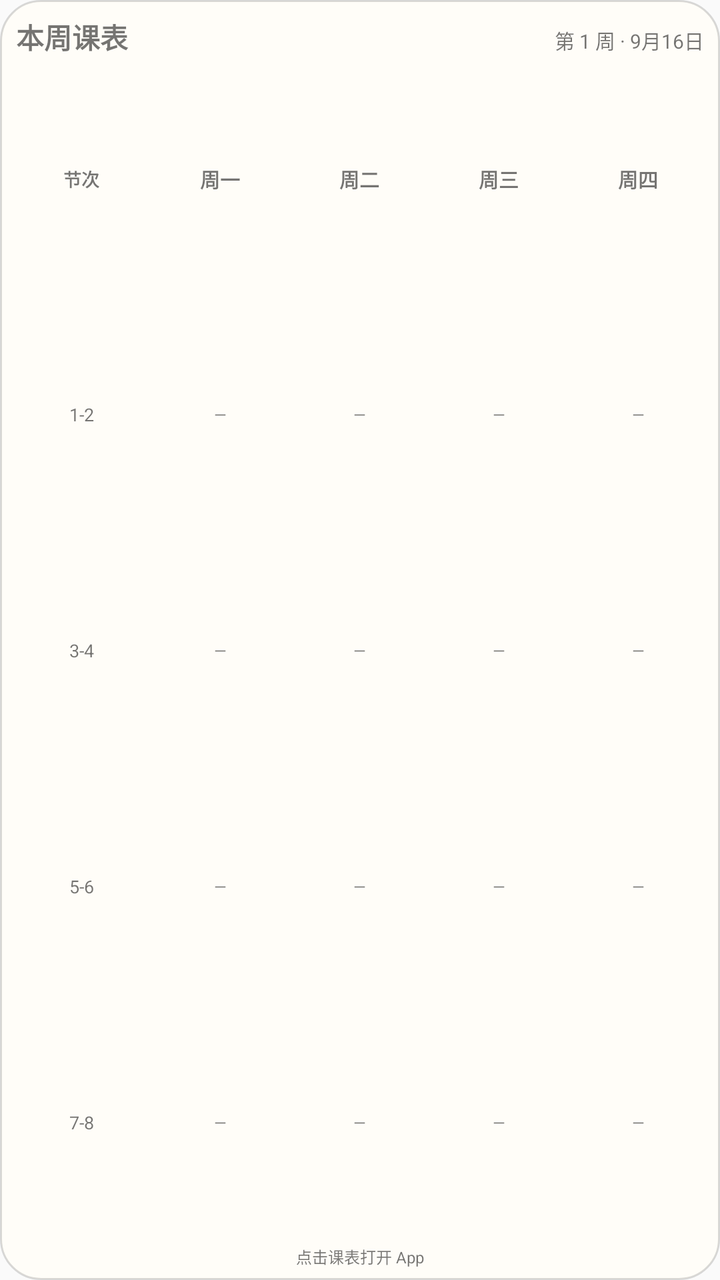
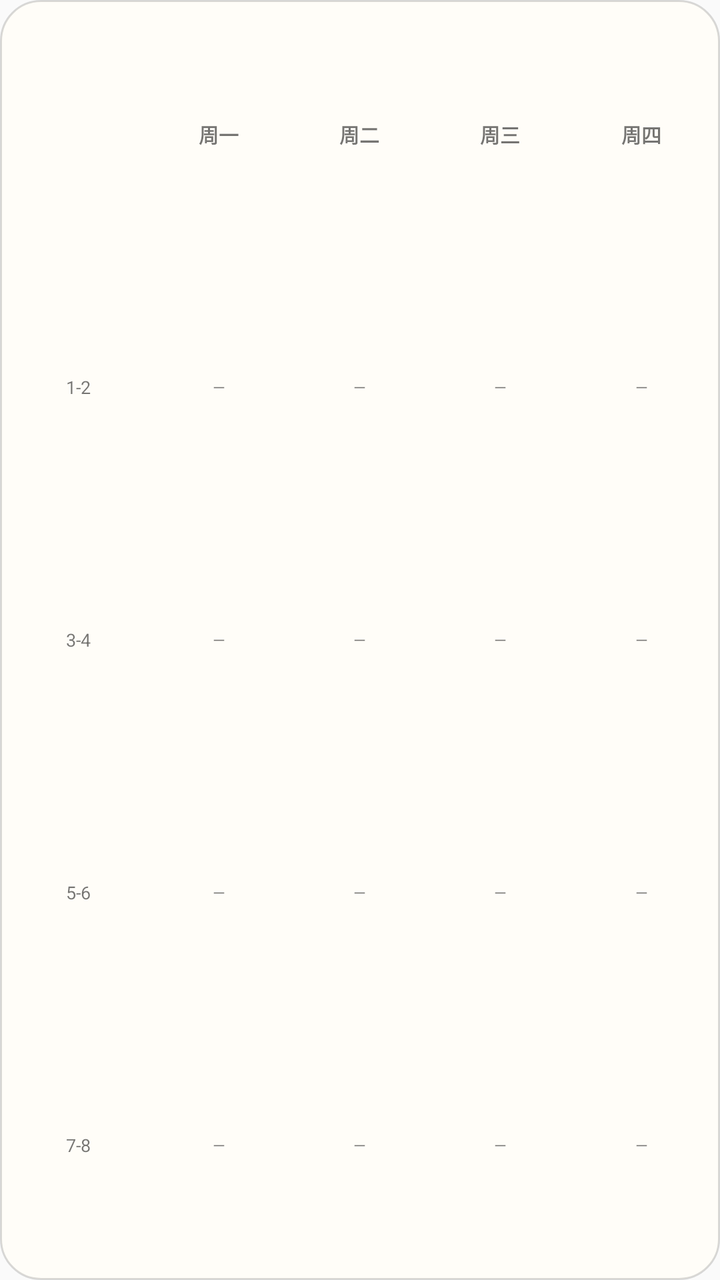

Compare the two renders of this Android layout. The source of the first and the diff that turns it into the second are given below.
<!-- AndroidManifest.xml: application theme AppTheme -->
<!-- res/layout/widget_timetable.xml -->
<?xml version="1.0" encoding="utf-8"?>
<LinearLayout xmlns:android="http://schemas.android.com/apk/res/android"
    android:id="@+id/widget_root"
    android:layout_width="match_parent"
    android:layout_height="match_parent"
    android:orientation="vertical"
    android:padding="6dp"
    android:background="@drawable/widget_background">

    <LinearLayout
        android:layout_width="match_parent"
        android:layout_height="wrap_content"
        android:orientation="horizontal">
        <TextView
            android:id="@+id/widget_title"
            android:layout_width="0dp"
            android:layout_height="wrap_content"
            android:layout_weight="1"
            android:text="本周课表"
            android:textStyle="bold"
            android:textSize="14sp"
            android:padding="2dp" />
        <TextView
            android:id="@+id/widget_date"
            android:layout_width="wrap_content"
            android:layout_height="wrap_content"
            android:text="第 1 周 · 9月16日"
            android:textSize="10sp"
            android:padding="2dp" />
    </LinearLayout>

    <TableLayout
        android:layout_width="match_parent"
        android:layout_height="0dp"
        android:layout_weight="1"
        android:stretchColumns="0,1,2,3,4">

        <TableRow android:layout_width="match_parent" android:layout_height="0dp" android:layout_weight="1">
            <TextView android:layout_width="0dp" android:layout_height="match_parent" android:layout_weight="1" android:gravity="center" android:text="节次" android:textStyle="bold" android:textSize="9sp" />
            <TextView android:layout_width="0dp" android:layout_height="match_parent" android:layout_weight="1" android:gravity="center" android:text="周一" android:textStyle="bold" android:textSize="10sp" />
            <TextView android:layout_width="0dp" android:layout_height="match_parent" android:layout_weight="1" android:gravity="center" android:text="周二" android:textStyle="bold" android:textSize="10sp" />
            <TextView android:layout_width="0dp" android:layout_height="match_parent" android:layout_weight="1" android:gravity="center" android:text="周三" android:textStyle="bold" android:textSize="10sp" />
            <TextView android:layout_width="0dp" android:layout_height="match_parent" android:layout_weight="1" android:gravity="center" android:text="周四" android:textStyle="bold" android:textSize="10sp" />
        </TableRow>

        <TableRow android:layout_width="match_parent" android:layout_height="0dp" android:layout_weight="1">
            <TextView android:layout_width="0dp" android:layout_height="match_parent" android:layout_weight="1" android:gravity="center" android:text="1-2" android:textSize="9sp" />
            <TextView android:id="@+id/widget_c_1_1" style="@style/WidgetCell" />
            <TextView android:id="@+id/widget_c_2_1" style="@style/WidgetCell" />
            <TextView android:id="@+id/widget_c_3_1" style="@style/WidgetCell" />
            <TextView android:id="@+id/widget_c_4_1" style="@style/WidgetCell" />
        </TableRow>
        <TableRow android:layout_width="match_parent" android:layout_height="0dp" android:layout_weight="1">
            <TextView android:layout_width="0dp" android:layout_height="match_parent" android:layout_weight="1" android:gravity="center" android:text="3-4" android:textSize="9sp" />
            <TextView android:id="@+id/widget_c_1_2" style="@style/WidgetCell" />
            <TextView android:id="@+id/widget_c_2_2" style="@style/WidgetCell" />
            <TextView android:id="@+id/widget_c_3_2" style="@style/WidgetCell" />
            <TextView android:id="@+id/widget_c_4_2" style="@style/WidgetCell" />
        </TableRow>
        <TableRow android:layout_width="match_parent" android:layout_height="0dp" android:layout_weight="1">
            <TextView android:layout_width="0dp" android:layout_height="match_parent" android:layout_weight="1" android:gravity="center" android:text="5-6" android:textSize="9sp" />
            <TextView android:id="@+id/widget_c_1_3" style="@style/WidgetCell" />
            <TextView android:id="@+id/widget_c_2_3" style="@style/WidgetCell" />
            <TextView android:id="@+id/widget_c_3_3" style="@style/WidgetCell" />
            <TextView android:id="@+id/widget_c_4_3" style="@style/WidgetCell" />
        </TableRow>
        <TableRow android:layout_width="match_parent" android:layout_height="0dp" android:layout_weight="1">
            <TextView android:layout_width="0dp" android:layout_height="match_parent" android:layout_weight="1" android:gravity="center" android:text="7-8" android:textSize="9sp" />
            <TextView android:id="@+id/widget_c_1_4" style="@style/WidgetCell" />
            <TextView android:id="@+id/widget_c_2_4" style="@style/WidgetCell" />
            <TextView android:id="@+id/widget_c_3_4" style="@style/WidgetCell" />
            <TextView android:id="@+id/widget_c_4_4" style="@style/WidgetCell" />
        </TableRow>
    </TableLayout>

    <TextView
        android:id="@+id/widget_status"
        android:layout_width="match_parent"
        android:layout_height="wrap_content"
        android:gravity="center"
        android:text="点击课表打开 App"
        android:textSize="8sp"
        android:paddingTop="2dp" />
</LinearLayout>
<!-- resources referenced by this layout -->
<resources>
  <!-- drawable widget_background (drawable) -->
  <?xml version="1.0" encoding="utf-8"?>
  <shape xmlns:android="http://schemas.android.com/apk/res/android" android:shape="rectangle">
   <corners android:radius="20dp"/>
   <solid android:color="#FFFDF8"/>
   <stroke android:width="1dp" android:color="#25000000"/>
  </shape>
  <style name="WidgetCell">
          <item name="android:layout_width">0dp</item>
          <item name="android:layout_height">match_parent</item>
          <item name="android:layout_weight">1</item>
          <item name="android:gravity">center</item>
          <item name="android:padding">2dp</item>
          <item name="android:text">—</item>
          <item name="android:textSize">8sp</item>
          <item name="android:maxLines">4</item>
          <item name="android:ellipsize">end</item>
      </style>
  <style name="AppTheme" parent="Theme.AppCompat.Light.DarkActionBar">
          
          <item name="colorPrimary">@color/colorPrimary</item>
          <item name="colorPrimaryDark">@color/colorPrimaryDark</item>
          <item name="colorAccent">@color/colorAccent</item>
      </style>
</resources>

<!-- the commit's change to res/layout/widget_timetable.xml (unified diff, before → after) -->
@@ -1,84 +1,290 @@
 <?xml version="1.0" encoding="utf-8"?>
 <LinearLayout xmlns:android="http://schemas.android.com/apk/res/android"
-    android:id="@+id/widget_root"
     android:layout_width="match_parent"
     android:layout_height="match_parent"
     android:orientation="vertical"
-    android:padding="6dp"
+    android:padding="4dp"
     android:background="@drawable/widget_background">
 
-    <LinearLayout
-        android:layout_width="match_parent"
-        android:layout_height="wrap_content"
-        android:orientation="horizontal">
-        <TextView
-            android:id="@+id/widget_title"
-            android:layout_width="0dp"
-            android:layout_height="wrap_content"
-            android:layout_weight="1"
-            android:text="本周课表"
-            android:textStyle="bold"
-            android:textSize="14sp"
-            android:padding="2dp" />
-        <TextView
-            android:id="@+id/widget_date"
-            android:layout_width="wrap_content"
-            android:layout_height="wrap_content"
-            android:text="第 1 周 · 9月16日"
-            android:textSize="10sp"
-            android:padding="2dp" />
-    </LinearLayout>
-
-    <TableLayout
-        android:layout_width="match_parent"
-        android:layout_height="0dp"
-        android:layout_weight="1"
-        android:stretchColumns="0,1,2,3,4">
-
-        <TableRow android:layout_width="match_parent" android:layout_height="0dp" android:layout_weight="1">
-            <TextView android:layout_width="0dp" android:layout_height="match_parent" android:layout_weight="1" android:gravity="center" android:text="节次" android:textStyle="bold" android:textSize="9sp" />
-            <TextView android:layout_width="0dp" android:layout_height="match_parent" android:layout_weight="1" android:gravity="center" android:text="周一" android:textStyle="bold" android:textSize="10sp" />
-            <TextView android:layout_width="0dp" android:layout_height="match_parent" android:layout_weight="1" android:gravity="center" android:text="周二" android:textStyle="bold" android:textSize="10sp" />
-            <TextView android:layout_width="0dp" android:layout_height="match_parent" android:layout_weight="1" android:gravity="center" android:text="周三" android:textStyle="bold" android:textSize="10sp" />
-            <TextView android:layout_width="0dp" android:layout_height="match_parent" android:layout_weight="1" android:gravity="center" android:text="周四" android:textStyle="bold" android:textSize="10sp" />
-        </TableRow>
-
-        <TableRow android:layout_width="match_parent" android:layout_height="0dp" android:layout_weight="1">
-            <TextView android:layout_width="0dp" android:layout_height="match_parent" android:layout_weight="1" android:gravity="center" android:text="1-2" android:textSize="9sp" />
-            <TextView android:id="@+id/widget_c_1_1" style="@style/WidgetCell" />
-            <TextView android:id="@+id/widget_c_2_1" style="@style/WidgetCell" />
-            <TextView android:id="@+id/widget_c_3_1" style="@style/WidgetCell" />
-            <TextView android:id="@+id/widget_c_4_1" style="@style/WidgetCell" />
-        </TableRow>
-        <TableRow android:layout_width="match_parent" android:layout_height="0dp" android:layout_weight="1">
-            <TextView android:layout_width="0dp" android:layout_height="match_parent" android:layout_weight="1" android:gravity="center" android:text="3-4" android:textSize="9sp" />
-            <TextView android:id="@+id/widget_c_1_2" style="@style/WidgetCell" />
-            <TextView android:id="@+id/widget_c_2_2" style="@style/WidgetCell" />
-            <TextView android:id="@+id/widget_c_3_2" style="@style/WidgetCell" />
-            <TextView android:id="@+id/widget_c_4_2" style="@style/WidgetCell" />
-        </TableRow>
-        <TableRow android:layout_width="match_parent" android:layout_height="0dp" android:layout_weight="1">
-            <TextView android:layout_width="0dp" android:layout_height="match_parent" android:layout_weight="1" android:gravity="center" android:text="5-6" android:textSize="9sp" />
-            <TextView android:id="@+id/widget_c_1_3" style="@style/WidgetCell" />
-            <TextView android:id="@+id/widget_c_2_3" style="@style/WidgetCell" />
-            <TextView android:id="@+id/widget_c_3_3" style="@style/WidgetCell" />
-            <TextView android:id="@+id/widget_c_4_3" style="@style/WidgetCell" />
-        </TableRow>
-        <TableRow android:layout_width="match_parent" android:layout_height="0dp" android:layout_weight="1">
-            <TextView android:layout_width="0dp" android:layout_height="match_parent" android:layout_weight="1" android:gravity="center" android:text="7-8" android:textSize="9sp" />
-            <TextView android:id="@+id/widget_c_1_4" style="@style/WidgetCell" />
-            <TextView android:id="@+id/widget_c_2_4" style="@style/WidgetCell" />
-            <TextView android:id="@+id/widget_c_3_4" style="@style/WidgetCell" />
-            <TextView android:id="@+id/widget_c_4_4" style="@style/WidgetCell" />
-        </TableRow>
-    </TableLayout>
-
-    <TextView
-        android:id="@+id/widget_status"
-        android:layout_width="match_parent"
-        android:layout_height="wrap_content"
-        android:gravity="center"
-        android:text="点击课表打开 App"
-        android:textSize="8sp"
-        android:paddingTop="2dp" />
+    
+    <LinearLayout
+        android:layout_width="match_parent"
+        android:layout_height="0dp"
+        android:layout_weight="1"
+        android:orientation="horizontal">
+
+        <TextView
+            android:layout_width="0dp"
+            android:layout_height="match_parent"
+            android:layout_weight="1"
+            android:gravity="center"
+            android:text=""
+            android:textSize="10sp" />
+
+        <TextView
+            android:layout_width="0dp"
+            android:layout_height="match_parent"
+            android:layout_weight="1"
+            android:gravity="center"
+            android:text="周一"
+            android:textSize="10sp"
+            android:textStyle="bold" />
+
+        <TextView
+            android:layout_width="0dp"
+            android:layout_height="match_parent"
+            android:layout_weight="1"
+            android:gravity="center"
+            android:text="周二"
+            android:textSize="10sp"
+            android:textStyle="bold" />
+
+        <TextView
+            android:layout_width="0dp"
+            android:layout_height="match_parent"
+            android:layout_weight="1"
+            android:gravity="center"
+            android:text="周三"
+            android:textSize="10sp"
+            android:textStyle="bold" />
+
+        <TextView
+            android:layout_width="0dp"
+            android:layout_height="match_parent"
+            android:layout_weight="1"
+            android:gravity="center"
+            android:text="周四"
+            android:textSize="10sp"
+            android:textStyle="bold" />
+
+    </LinearLayout>
+
+    
+    <LinearLayout
+        android:layout_width="match_parent"
+        android:layout_height="0dp"
+        android:layout_weight="1"
+        android:orientation="horizontal">
+
+        <TextView
+            android:layout_width="0dp"
+            android:layout_height="match_parent"
+            android:layout_weight="1"
+            android:gravity="center"
+            android:text="1-2"
+            android:textSize="9sp" />
+
+        <TextView
+            android:id="@+id/widget_c_1_1"
+            android:layout_width="0dp"
+            android:layout_height="match_parent"
+            android:layout_weight="1"
+            android:gravity="center"
+            android:padding="2dp"
+            android:text="—"
+            android:textSize="8sp" />
+
+        <TextView
+            android:id="@+id/widget_c_1_2"
+            android:layout_width="0dp"
+            android:layout_height="match_parent"
+            android:layout_weight="1"
+            android:gravity="center"
+            android:padding="2dp"
+            android:text="—"
+            android:textSize="8sp" />
+
+        <TextView
+            android:id="@+id/widget_c_1_3"
+            android:layout_width="0dp"
+            android:layout_height="match_parent"
+            android:layout_weight="1"
+            android:gravity="center"
+            android:padding="2dp"
+            android:text="—"
+            android:textSize="8sp" />
+
+        <TextView
+            android:id="@+id/widget_c_1_4"
+            android:layout_width="0dp"
+            android:layout_height="match_parent"
+            android:layout_weight="1"
+            android:gravity="center"
+            android:padding="2dp"
+            android:text="—"
+            android:textSize="8sp" />
+
+    </LinearLayout>
+
+    
+    <LinearLayout
+        android:layout_width="match_parent"
+        android:layout_height="0dp"
+        android:layout_weight="1"
+        android:orientation="horizontal">
+
+        <TextView
+            android:layout_width="0dp"
+            android:layout_height="match_parent"
+            android:layout_weight="1"
+            android:gravity="center"
+            android:text="3-4"
+            android:textSize="9sp" />
+
+        <TextView
+            android:id="@+id/widget_c_2_1"
+            android:layout_width="0dp"
+            android:layout_height="match_parent"
+            android:layout_weight="1"
+            android:gravity="center"
+            android:padding="2dp"
+            android:text="—"
+            android:textSize="8sp" />
+
+        <TextView
+            android:id="@+id/widget_c_2_2"
+            android:layout_width="0dp"
+            android:layout_height="match_parent"
+            android:layout_weight="1"
+            android:gravity="center"
+            android:padding="2dp"
+            android:text="—"
+            android:textSize="8sp" />
+
+        <TextView
+            android:id="@+id/widget_c_2_3"
+            android:layout_width="0dp"
+            android:layout_height="match_parent"
+            android:layout_weight="1"
+            android:gravity="center"
+            android:padding="2dp"
+            android:text="—"
+            android:textSize="8sp" />
+
+        <TextView
+            android:id="@+id/widget_c_2_4"
+            android:layout_width="0dp"
+            android:layout_height="match_parent"
+            android:layout_weight="1"
+            android:gravity="center"
+            android:padding="2dp"
+            android:text="—"
+            android:textSize="8sp" />
+
+    </LinearLayout>
+
+    
+    <LinearLayout
+        android:layout_width="match_parent"
+        android:layout_height="0dp"
+        android:layout_weight="1"
+        android:orientation="horizontal">
+
+        <TextView
+            android:layout_width="0dp"
+            android:layout_height="match_parent"
+            android:layout_weight="1"
+            android:gravity="center"
+            android:text="5-6"
+            android:textSize="9sp" />
+
+        <TextView
+            android:id="@+id/widget_c_3_1"
+            android:layout_width="0dp"
+            android:layout_height="match_parent"
+            android:layout_weight="1"
+            android:gravity="center"
+            android:padding="2dp"
+            android:text="—"
+            android:textSize="8sp" />
+
+        <TextView
+            android:id="@+id/widget_c_3_2"
+            android:layout_width="0dp"
+            android:layout_height="match_parent"
+            android:layout_weight="1"
+            android:gravity="center"
+            android:padding="2dp"
+            android:text="—"
+            android:textSize="8sp" />
+
+        <TextView
+            android:id="@+id/widget_c_3_3"
+            android:layout_width="0dp"
+            android:layout_height="match_parent"
+            android:layout_weight="1"
+            android:gravity="center"
+            android:padding="2dp"
+            android:text="—"
+            android:textSize="8sp" />
+
+        <TextView
+            android:id="@+id/widget_c_3_4"
+            android:layout_width="0dp"
+            android:layout_height="match_parent"
+            android:layout_weight="1"
+            android:gravity="center"
+            android:padding="2dp"
+            android:text="—"
+            android:textSize="8sp" />
+
+    </LinearLayout>
+
+    
+    <LinearLayout
+        android:layout_width="match_parent"
+        android:layout_height="0dp"
+        android:layout_weight="1"
+        android:orientation="horizontal">
+
+        <TextView
+            android:layout_width="0dp"
+            android:layout_height="match_parent"
+            android:layout_weight="1"
+            android:gravity="center"
+            android:text="7-8"
+            android:textSize="9sp" />
+
+        <TextView
+            android:id="@+id/widget_c_4_1"
+            android:layout_width="0dp"
+            android:layout_height="match_parent"
+            android:layout_weight="1"
+            android:gravity="center"
+            android:padding="2dp"
+            android:text="—"
+            android:textSize="8sp" />
+
+        <TextView
+            android:id="@+id/widget_c_4_2"
+            android:layout_width="0dp"
+            android:layout_height="match_parent"
+            android:layout_weight="1"
+            android:gravity="center"
+            android:padding="2dp"
+            android:text="—"
+            android:textSize="8sp" />
+
+        <TextView
+            android:id="@+id/widget_c_4_3"
+            android:layout_width="0dp"
+            android:layout_height="match_parent"
+            android:layout_weight="1"
+            android:gravity="center"
+            android:padding="2dp"
+            android:text="—"
+            android:textSize="8sp" />
+
+        <TextView
+            android:id="@+id/widget_c_4_4"
+            android:layout_width="0dp"
+            android:layout_height="match_parent"
+            android:layout_weight="1"
+            android:gravity="center"
+            android:padding="2dp"
+            android:text="—"
+            android:textSize="8sp" />
+
+    </LinearLayout>
+
 </LinearLayout>
<!-- resource entries referenced after the edit -->
@@ -7,17 +7,6 @@
    <solid android:color="#FFFDF8"/>
    <stroke android:width="1dp" android:color="#25000000"/>
   </shape>
-  <style name="WidgetCell">
-          <item name="android:layout_width">0dp</item>
-          <item name="android:layout_height">match_parent</item>
-          <item name="android:layout_weight">1</item>
-          <item name="android:gravity">center</item>
-          <item name="android:padding">2dp</item>
-          <item name="android:text">—</item>
-          <item name="android:textSize">8sp</item>
-          <item name="android:maxLines">4</item>
-          <item name="android:ellipsize">end</item>
-      </style>
   <style name="AppTheme" parent="Theme.AppCompat.Light.DarkActionBar">
           
           <item name="colorPrimary">@color/colorPrimary</item>
